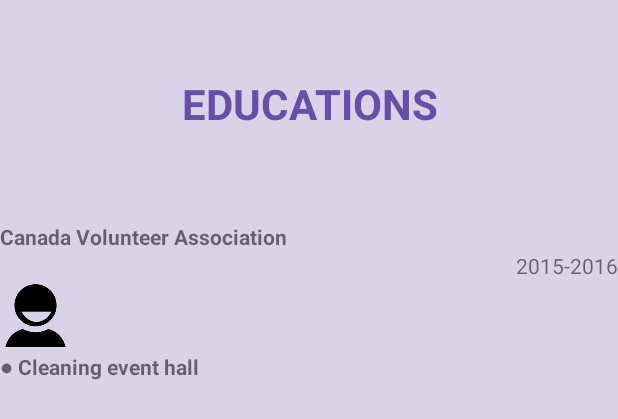
After one commit to pureblue0205/Resume_Viewer_App, an Android app: the layout education.xml on its own in the app's theme, with its tools: preview values and no code run, on a phone screen of 412 x 824 dp. The commit adds this screen. Shown: the top 419 px of the screen. Run offline under Robolectric (Android 15) with nearby library versions, the phone set to English and light mode, and no system bars.

Commit message:
I finally put icon into tabs but as you can see, it just add at the end. I tried different way to make tabs in icon, but I failed. Can we please use the way I add the tab, and link to each pages? skills, educations, experiences and references.
I don't have time today but I will work on tomorrow how we can link page using icons.

```diff
--- a/app/src/main/java/a16sapi/aidle/minyuresume/MainActivity.java
+++ b/app/src/main/java/a16sapi/aidle/minyuresume/MainActivity.java
@@ -36,6 +36,7 @@ public class MainActivity extends AppCompatActivity {
      * The {@link ViewPager} that will host the section contents.
      */
     private ViewPager mViewPager;
+    private TabLayout tabLayout;
 
     @Override
     protected void onCreate(Bundle savedInstanceState) {
@@ -55,6 +56,9 @@ public class MainActivity extends AppCompatActivity {
         TabLayout tabLayout = (TabLayout) findViewById(R.id.tabs);
 
         tabLayout.setupWithViewPager(mViewPager);
+
+        final TabLayout.Tab home = tabLayout.newTab();
+        tabLayout.addTab(tabLayout.newTab().setIcon(R.mipmap.ic_launcher));
 
         /**FloatingActionButton fab = (FloatingActionButton) findViewById(R.id.fab);
         *fab.setOnClickListener(new View.OnClickListener() {
--- /dev/null
+++ b/app/src/main/res/layout/education.xml
@@ -0,0 +1,42 @@
+<?xml version="1.0" encoding="utf-8"?>
+<LinearLayout xmlns:android="http://schemas.android.com/apk/res/android"
+    android:orientation="vertical" android:layout_width="match_parent"
+    android:layout_height="match_parent"
+    android:background="#d9d2e9">
+
+    <TextView
+        android:layout_width="match_parent"
+        android:layout_height="wrap_content"
+        android:layout_marginTop="50dp"
+        android:gravity="center_horizontal"
+        android:text="EDUCATIONS"
+        android:textColor="@color/colorPrimaryDark"
+        android:textSize="28sp"
+        android:textStyle="bold" />
+
+    <TextView
+        android:layout_width="wrap_content"
+        android:layout_height="wrap_content"
+        android:layout_marginTop="60dp"
+        android:text="Canada Volunteer Association"
+        android:textStyle="bold"
+        />
+    <TextView
+        android:layout_width="wrap_content"
+        android:layout_height="wrap_content"
+        android:text="2015-2016"
+        android:layout_gravity="right"
+        />
+
+    <ImageView
+        android:id="@+id/imageView1"
+        android:layout_width="wrap_content"
+        android:layout_height="wrap_content"
+        android:src="@mipmap/ic_reference1" />
+    <TextView
+        android:layout_width="wrap_content"
+        android:layout_height="wrap_content"
+        android:text="● Cleaning event hall"
+        android:textStyle="bold"
+        />
+</LinearLayout>
```
Also changed, not shown: app/src/main/res/layout/experience.xml (added, +42 -0 lines), app/src/main/res/layout/skill.xml (added, +42 -0 lines).
